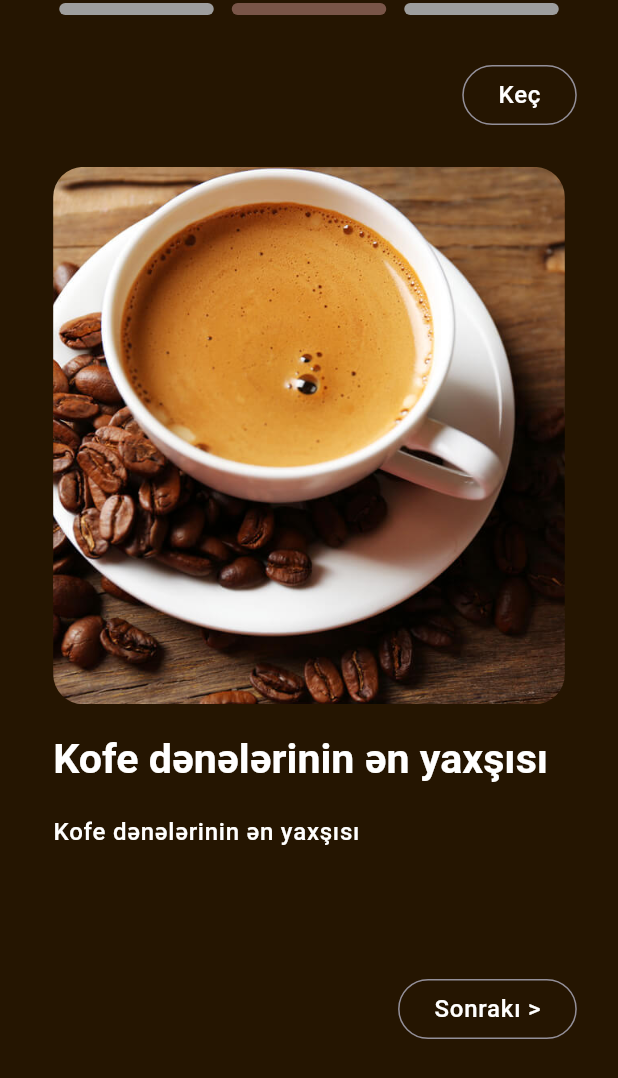
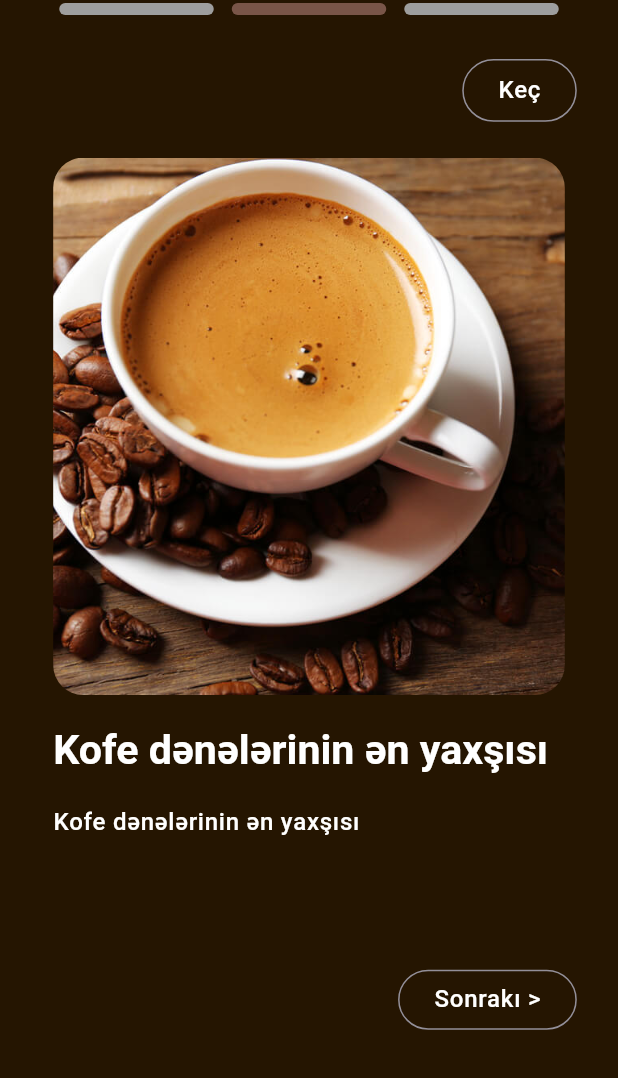
Before and after one commit to Nomaliev/coffee_roastery_app, a Flutter app: the screen it shows after launch, swiped to page 2, on a phone screen of 412 x 824 dp. Shown: the top 1078 px of the screen. Run offline on Flutter 3.47's test engine with Material 3 defaults, Android fonts, the phone set to English and light mode, and no system bars; drawn by our look-alikes of dots_indicator; our stand-ins replace equatable, flutter_bloc, flutter_screenutil.

Commit message:
onboarding screen done

```diff
--- a/lib/features/onboarding/view/onboarding.dart
+++ b/lib/features/onboarding/view/onboarding.dart
@@ -51,7 +51,10 @@ class OnboardingScreen extends StatelessWidget {
                       mainAxisAlignment: MainAxisAlignment.spaceBetween,
                       children: [
                         SizedBox(),
-                        OutlinedButton(
+                        state.currentIndex != 2
+                            ? SizedBox(
+                              height: 35.h,
+                              child: OutlinedButton(
                                 onPressed:
                                     () => context.read<OnboardingCubit>().skip(
                                       _pageController,
@@ -61,6 +64,8 @@ class OnboardingScreen extends StatelessWidget {
                                   style: Theme.of(context).textTheme.bodyLarge,
                                 ),
                               ),
+                            )
+                            : SizedBox(height: 35.h),
                       ],
                     );
                   },
```
Lines whose indentation alone changed are shown as unchanged.
